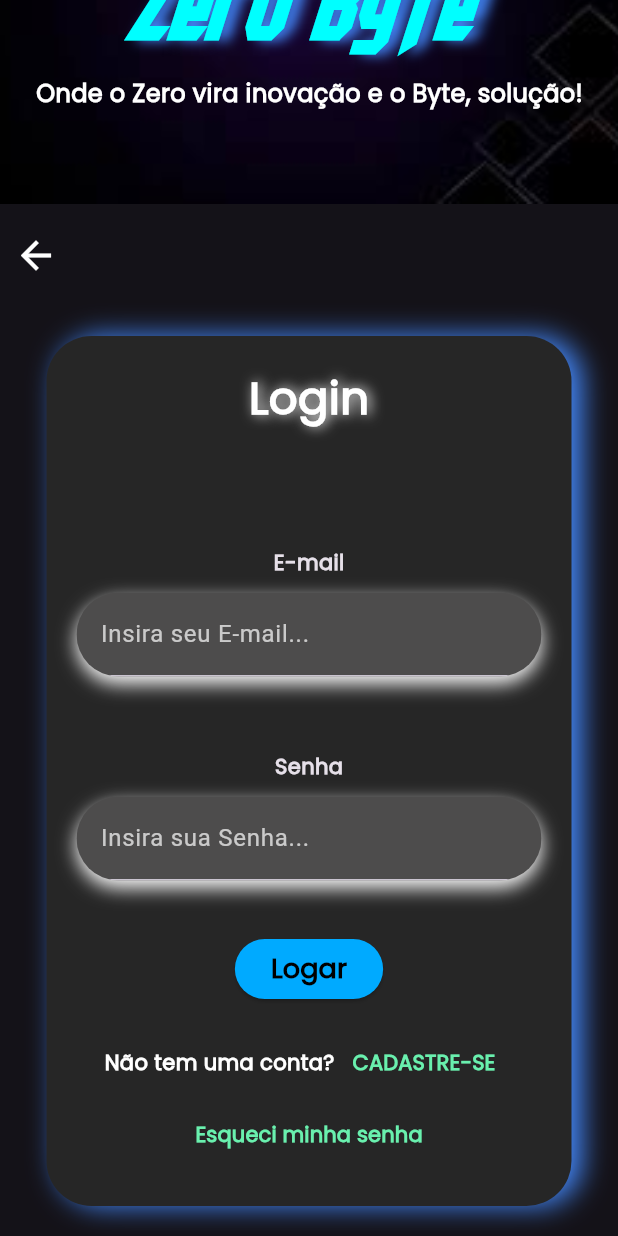
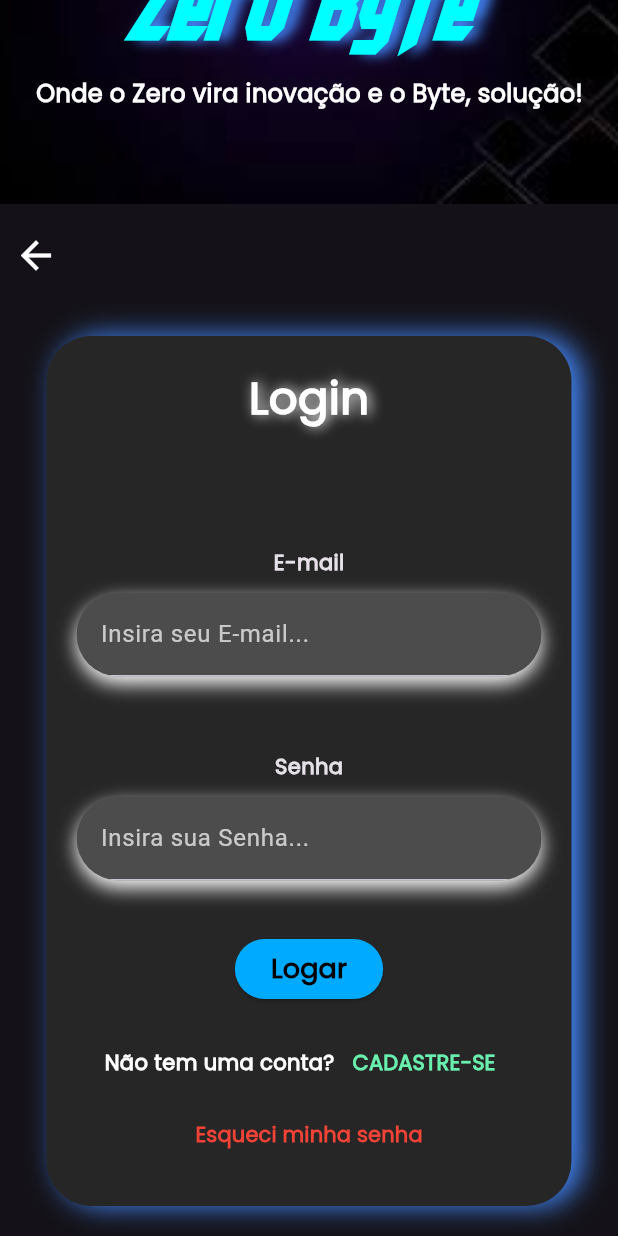
Before and after one commit to leonardovivo/zero_byte, a Flutter app: the LoginScreen screen opened by its route, scrolled down 149 dp, on a phone screen of 412 x 824 dp. Run offline on Flutter 3.47's test engine with Material 3 defaults, Android fonts, the light colour scheme and no system bars; network calls fail.

Commit message:
Texto mudado

```diff
--- a/lib/screens/login_screen.dart
+++ b/lib/screens/login_screen.dart
@@ -333,7 +333,7 @@ class _LoginScreenState extends State<LoginScreen> {
                             "Esqueci minha senha",
                             style: TextStyle(
                               fontFamily: "Poppins",
-                              color: Colors.greenAccent,
+                              color: Colors.red,
                               fontWeight: FontWeight.bold,
                             ),
                           ),
--- a/lib/screens/register_screen.dart
+++ b/lib/screens/register_screen.dart
@@ -362,7 +362,7 @@ class _RegisterScreenState extends State<RegisterScreen> {
                                 );
                               },
                               child: const Text(
-                                "LOGUE",
+                                "ENTRE",
                                 style: TextStyle(
                                   color: Colors.greenAccent,
                                   fontWeight: FontWeight.bold,
```
